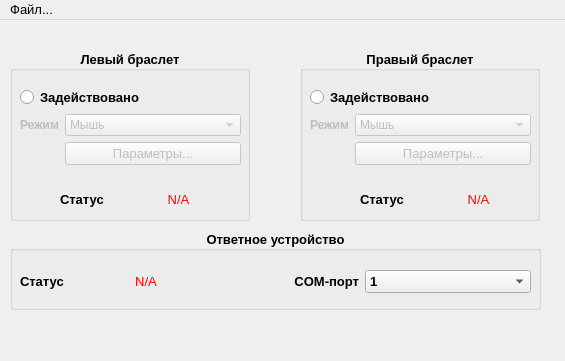
mioband/desktop_app, file mio_app.ui: the form before one commit.
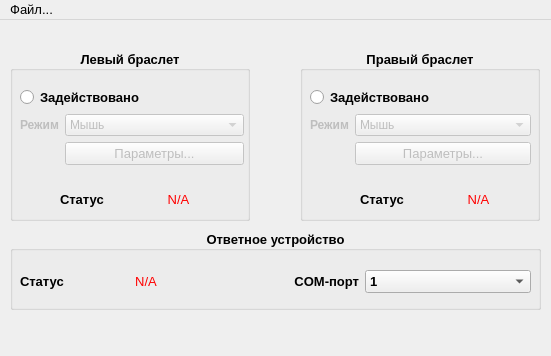
The form after the commit.

```diff
--- a/mio_app.ui
+++ b/mio_app.ui
@@ -6,8 +6,8 @@
    <rect>
     <x>0</x>
     <y>0</y>
-    <width>565</width>
-    <height>361</height>
+    <width>551</width>
+    <height>356</height>
    </rect>
   </property>
   <property name="sizePolicy">
@@ -63,7 +63,7 @@
       <rect>
        <x>10</x>
        <y>20</y>
-       <width>221</width>
+       <width>224</width>
        <height>111</height>
       </rect>
      </property>
@@ -455,8 +455,8 @@
     <rect>
      <x>0</x>
      <y>0</y>
-     <width>565</width>
-     <height>23</height>
+     <width>551</width>
+     <height>29</height>
     </rect>
    </property>
    <property name="font">
```
Left out of the diff: 28 changed lines with no effect on the pictures.
